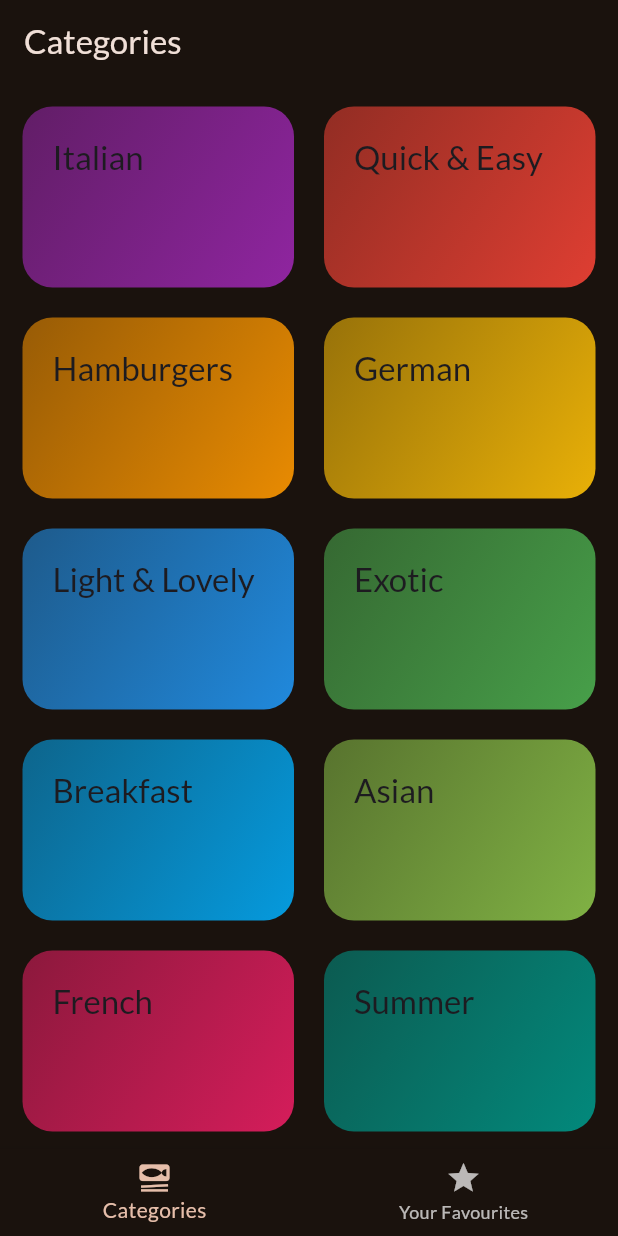
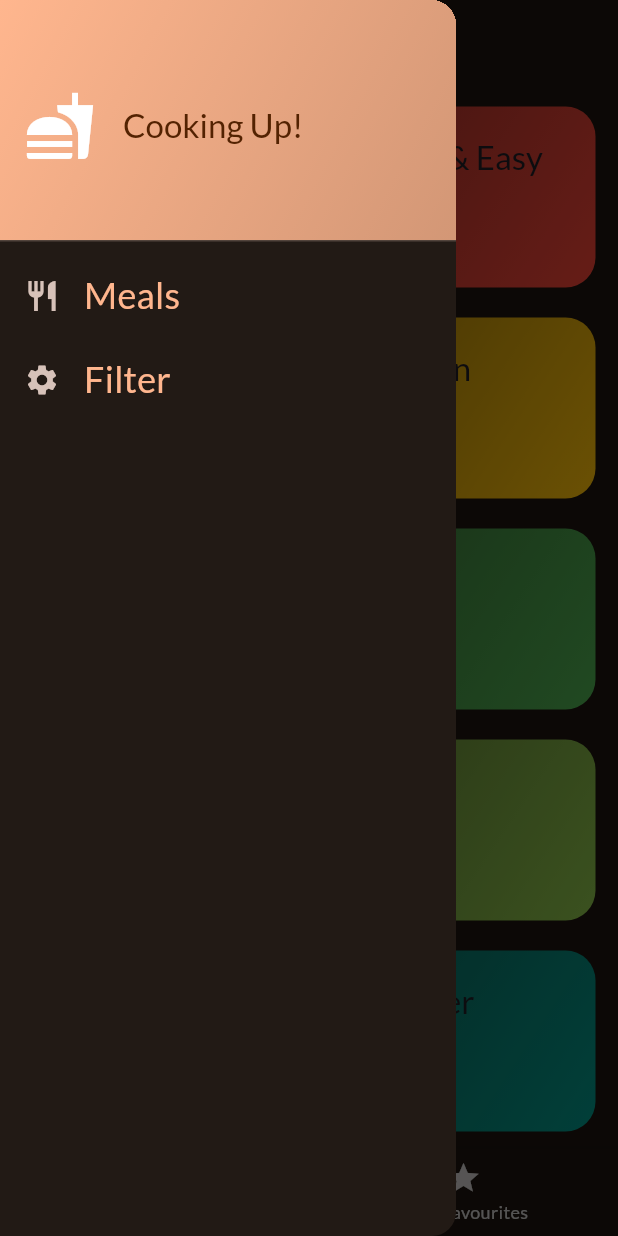
Before and after one commit to SomeshKumarN/flutter_projects, a Flutter app: the screen it shows after launch, with the side drawer open (before the commit the screen has no drawer), on a phone screen of 412 x 824 dp. Run offline on Flutter 3.47's test engine with Material 3 defaults, Android fonts, the phone set to English and light mode, and no system bars; our stand-ins replace google_fonts, transparent_image; missing offline and left inert: dart_casing.

Commit message:
meals_app - left drawer adder

```diff
--- a/meals_app/lib/screens/tabs_screen.dart
+++ b/meals_app/lib/screens/tabs_screen.dart
@@ -2,6 +2,7 @@ import 'package:flutter/material.dart';
 import 'package:meals_app/models/meals.dart';
 import 'package:meals_app/screens/categories_screen.dart';
 import 'package:meals_app/screens/meals_screen.dart';
+import 'package:meals_app/widgets/main_drawer.dart';
 
 class TabsScreen extends StatefulWidget {
   const TabsScreen({
@@ -47,6 +48,12 @@ class _TabsScreebState extends State<TabsScreen> {
     });
   }
 
+  void _setScreen(String identifier) {
+    if (identifier == "meals") {
+      Navigator.of(context).pop();
+    }
+  }
+
   @override
   Widget build(BuildContext context) {
     Widget currentScreen =
@@ -63,6 +70,9 @@ class _TabsScreebState extends State<TabsScreen> {
         title: Text(currentScreenTitle),
       ),
       body: currentScreen,
+      drawer: MainDrawer(
+        onSelectScreen: _setScreen,
+      ),
       bottomNavigationBar: BottomNavigationBar(
         onTap: _onSelectTab,
         currentIndex: _currentIndex,
--- /dev/null
+++ b/meals_app/lib/widgets/main_drawer.dart
@@ -0,0 +1,64 @@
+import 'package:flutter/material.dart';
+import 'package:meals_app/screens/meals_screen.dart';
+import 'package:meals_app/screens/tabs_screen.dart';
+
+class MainDrawer extends StatelessWidget {
+  const MainDrawer({super.key, required this.onSelectScreen});
+  final Function(String identifier) onSelectScreen;
+
+  @override
+  Widget build(BuildContext context) {
+    return Drawer(
+      child: Column(children: [
+        DrawerHeader(
+          decoration: BoxDecoration(
+            gradient: LinearGradient(colors: [
+              Theme.of(context).colorScheme.primary,
+              Theme.of(context).colorScheme.primary.withOpacity(0.8),
+            ], begin: Alignment.topLeft, end: Alignment.bottomRight),
+          ),
+          child: Row(
+            children: [
+              Icon(
+                Icons.fastfood,
+                size: 48,
+              ),
+              SizedBox(
+                width: 18,
+              ),
+              Text(
+                "Cooking Up!",
+                style: Theme.of(context)
+                    .textTheme
+                    .titleLarge!
+                    .copyWith(color: Theme.of(context).colorScheme.onPrimary),
+              )
+            ],
+          ),
+        ),
+        ListTile(
+          leading: Icon(Icons.restaurant),
+          title: Text(
+            "Meals",
+            style: Theme.of(context).textTheme.titleMedium!.copyWith(
+                color: Theme.of(context).colorScheme.primary, fontSize: 24),
+          ),
+          onTap: () {
+            onSelectScreen("meals");
+          },
+        ),
+        ListTile(
+          leading: Icon(Icons.settings),
+          title: Text(
+            "Filter",
+            style: Theme.of(context).textTheme.titleMedium!.copyWith(
+                color: Theme.of(context).colorScheme.primary, fontSize: 24),
+          ),
+          onTap: () {
+            onSelectScreen("filters");
+          },
+        )
+      ]),
+    );
+  }
+}
```
